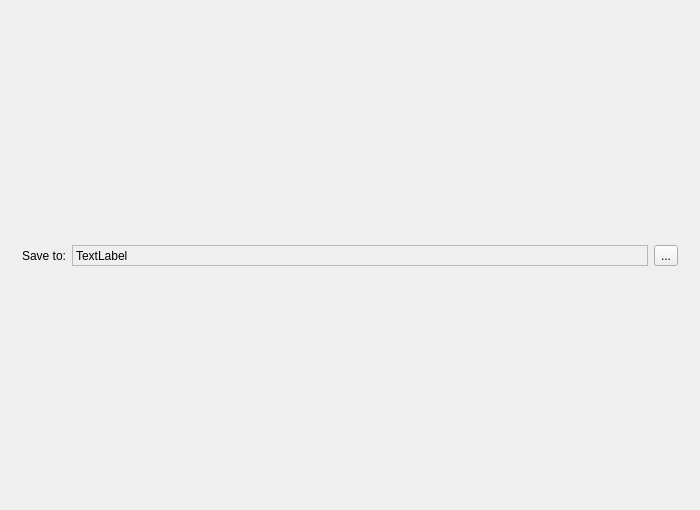
KDE/krita, file plugins/extensions/resourcemanager/pagebundlesaver.ui: the form before one commit.
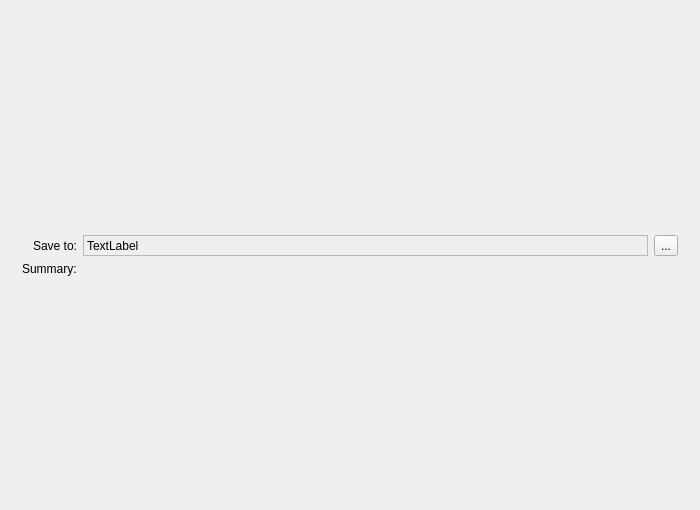
The form after the commit.

```diff
--- a/plugins/extensions/resourcemanager/pagebundlesaver.ui
+++ b/plugins/extensions/resourcemanager/pagebundlesaver.ui
@@ -81,6 +81,9 @@
          <property name="alignment">
           <set>Qt::AlignLeading|Qt::AlignLeft|Qt::AlignVCenter</set>
          </property>
+         <property name="wordWrap">
+          <bool>true</bool>
+         </property>
          <property name="margin">
           <number>0</number>
          </property>
@@ -95,6 +98,26 @@
        </item>
       </layout>
      </item>
+     <item row="3" column="0">
+      <widget class="QLabel" name="label">
+       <property name="text">
+        <string>Summary:</string>
+       </property>
+       <property name="alignment">
+        <set>Qt::AlignLeading|Qt::AlignLeft|Qt::AlignTop</set>
+       </property>
+      </widget>
+     </item>
+     <item row="3" column="1">
+      <widget class="QLabel" name="lblDetails">
+       <property name="text">
+        <string/>
+       </property>
+       <property name="alignment">
+        <set>Qt::AlignLeading|Qt::AlignLeft|Qt::AlignTop</set>
+       </property>
+      </widget>
+     </item>
     </layout>
    </item>
   </layout>
```
